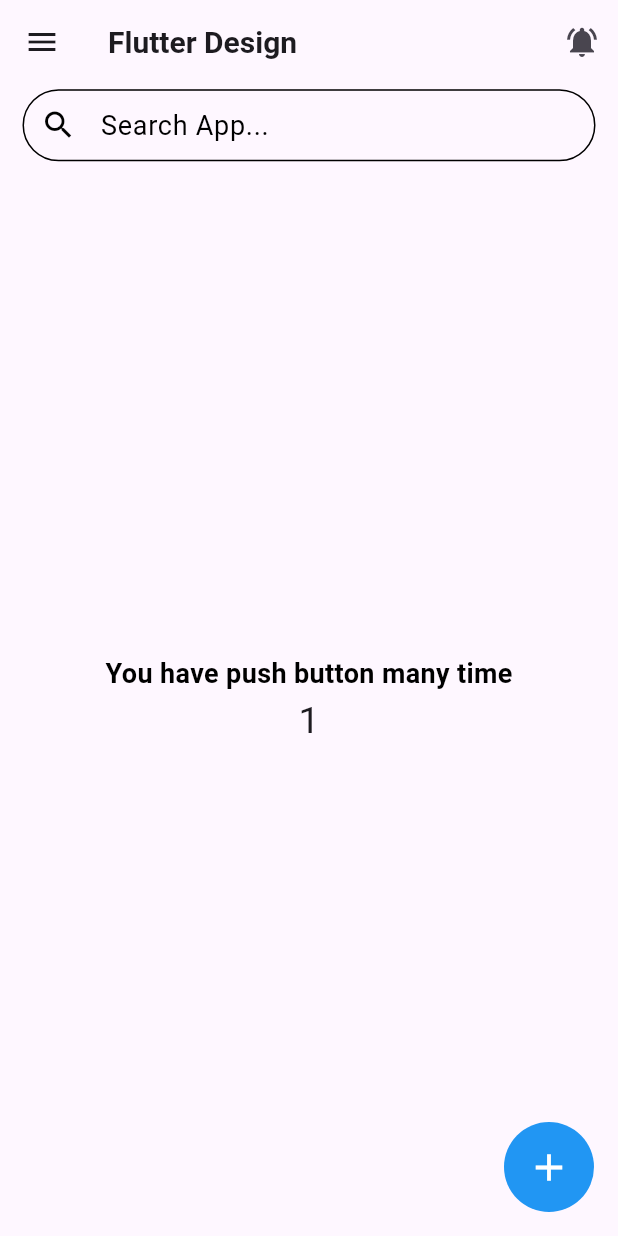
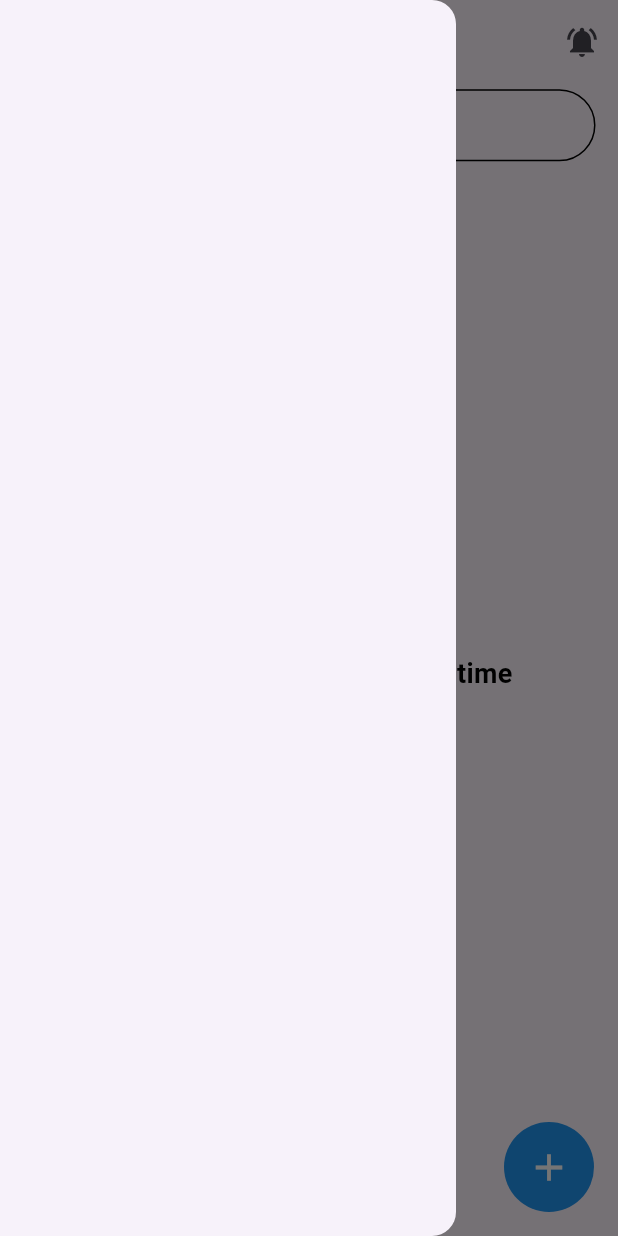
Before and after one commit to luonverak/FlutterDesignUI, a Flutter app: the screen it shows after launch, with the side drawer open (before the commit the screen has no drawer), on a phone screen of 412 x 824 dp. Run offline on Flutter 3.47's test engine with Material 3 defaults, Android fonts, the phone set to English and light mode, and no system bars.

Commit message:
code commit

```diff
--- a/lib/screen/homescreen.dart
+++ b/lib/screen/homescreen.dart
@@ -16,12 +16,10 @@ class _HomeScreenState extends State<HomeScreen> {
   @override
   Widget build(BuildContext context) {
     return Scaffold(
+      drawer: const Drawer(),
       appBar: AppBar(
         // backgroundColor: AppColor.black,
         // foregroundColor: AppColor.white,
-        leading: const Icon(
-          Icons.menu,
-        ),
         title: Text(
           "Flutter Design",
           style: TextStyle(
```
